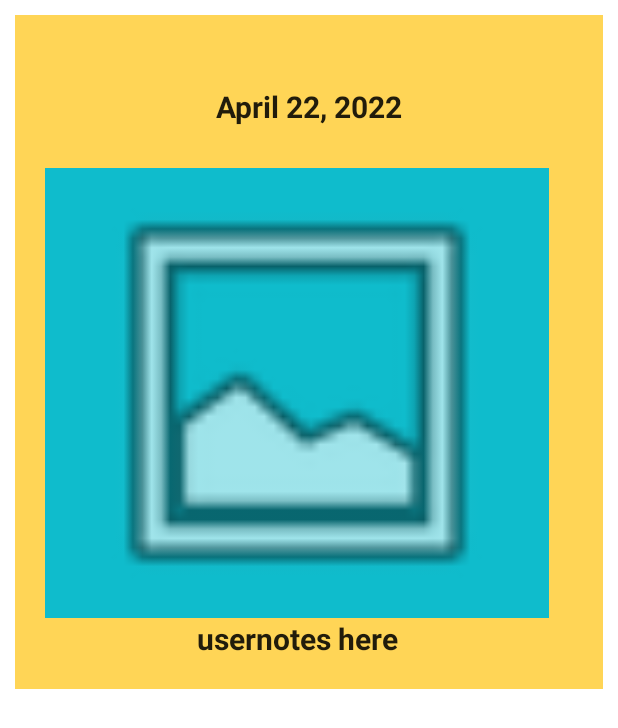
After one commit to ew3361zh/bee-detective, an Android app: the layout fragment_report_feed_item.xml on its own in the app's theme, with its tools: preview values and no code run, on a phone screen of 412 x 824 dp. The commit adds this screen. Shown: the top 728 px of the screen. Run offline under Robolectric (Android 15) with nearby library versions, the phone set to English and light mode, and no system bars.

Commit message:
Added list and list item layout resource files

```diff
--- a/app/src/main/res/layout/fragment_bee_report.xml
+++ b/app/src/main/res/layout/fragment_bee_report.xml
@@ -13,7 +13,6 @@
         app:layout_constraintEnd_toEndOf="parent"
         app:layout_constraintStart_toStartOf="parent"
         app:layout_constraintTop_toBottomOf="@+id/usernotes_textView">
-
 
         <ImageView
             android:id="@+id/bee_image_holder"
@@ -57,11 +56,12 @@
         android:layout_marginStart="15dp"
         android:background="#A8A8A7"
         android:elevation="30dp"
-        android:hint="Write notes about sighting"
+        android:hint="@string/write_notes_about_sighting"
         android:textSize="24sp"
         app:layout_constraintEnd_toStartOf="@+id/edit_date_button"
         app:layout_constraintStart_toStartOf="parent"
         app:layout_constraintTop_toBottomOf="@+id/edit_date_button" />
+
     <ImageButton
         android:id="@+id/edit_date_button"
         android:layout_width="wrap_content"
@@ -70,6 +70,7 @@
         app:layout_constraintEnd_toEndOf="parent"
         app:layout_constraintStart_toEndOf="@+id/date_textView"
         app:layout_constraintTop_toBottomOf="@+id/imageView" />
+
     <com.google.android.material.floatingactionbutton.FloatingActionButton
         android:id="@+id/picture_fab"
         android:layout_width="wrap_content"
@@ -77,7 +78,9 @@
         android:clickable="true"
         android:src="@android:drawable/ic_menu_camera"
         app:layout_constraintBottom_toBottomOf="parent"
-        app:layout_constraintStart_toStartOf="parent" />
+        app:layout_constraintStart_toStartOf="parent"
+        android:focusable="true" />
+
     <com.google.android.material.floatingactionbutton.FloatingActionButton
         android:id="@+id/submit_fab"
         android:layout_width="wrap_content"
@@ -85,7 +88,8 @@
         android:clickable="true"
         android:src="@android:drawable/ic_menu_add"
         app:layout_constraintBottom_toBottomOf="parent"
-        app:layout_constraintEnd_toEndOf="parent" />
+        app:layout_constraintEnd_toEndOf="parent"
+        android:focusable="true" />
 
     <ProgressBar
         android:id="@+id/reportProgressBar"
--- /dev/null
+++ b/app/src/main/res/layout/fragment_report_feed.xml
@@ -0,0 +1,11 @@
+<?xml version="1.0" encoding="utf-8"?>
+<androidx.recyclerview.widget.RecyclerView xmlns:android="http://schemas.android.com/apk/res/android"
+    xmlns:app="http://schemas.android.com/apk/res-auto"
+    xmlns:tools="http://schemas.android.com/tools"
+    android:id="@+id/report_list"
+    android:name="com.example.beedetective.ReportListFragment"
+    android:layout_width="match_parent"
+    android:layout_height="match_parent"
+    app:layoutManager="LinearLayoutManager"
+    tools:context=".ReportListFragment"
+    tools:listitem="@layout/fragment_sighting_feed_item" />
--- /dev/null
+++ b/app/src/main/res/layout/fragment_report_feed_item.xml
@@ -0,0 +1,56 @@
+<?xml version="1.0" encoding="utf-8"?>
+<androidx.constraintlayout.widget.ConstraintLayout xmlns:android="http://schemas.android.com/apk/res/android"
+    xmlns:app="http://schemas.android.com/apk/res-auto"
+    xmlns:tools="http://schemas.android.com/tools"
+    android:layout_width="match_parent"
+    android:layout_height="wrap_content"
+    android:layout_margin="10dp"
+    android:background="#ADFFC107"
+    android:padding="20dp">
+
+    <TextView
+        android:id="@+id/date_spotted"
+        android:layout_width="0dp"
+        android:layout_height="wrap_content"
+        android:gravity="center_horizontal"
+        android:singleLine="false"
+        android:textAppearance="?attr/textAppearanceListItem"
+        android:textSize="20sp"
+        android:textStyle="bold"
+        app:layout_constraintBottom_toTopOf="@+id/bee_photo"
+        app:layout_constraintStart_toStartOf="parent"
+        app:layout_constraintEnd_toEndOf="parent"
+        app:layout_constraintTop_toTopOf="parent"
+        tools:text="April 22, 2022" />
+
+
+    <ImageView
+        android:id="@+id/bee_photo"
+        android:layout_width="0dp"
+        android:layout_height="300dp"
+        android:background="#F000BCD4"
+        app:layout_constraintBottom_toBottomOf="parent"
+        app:layout_constraintEnd_toEndOf="parent"
+        app:layout_constraintHorizontal_bias="0.5"
+        app:layout_constraintStart_toStartOf="parent"
+        app:layout_constraintTop_toBottomOf="@id/date_spotted"
+        app:srcCompat="@android:drawable/ic_menu_gallery"
+        android:layout_marginEnd="16dp"
+        android:contentDescription="TODO" />
+
+    <TextView
+        android:id="@+id/usernotes"
+        android:layout_width="wrap_content"
+        android:layout_height="wrap_content"
+        android:textAppearance="?attr/textAppearanceListItem"
+        android:textSize="20sp"
+        android:textStyle="bold"
+        app:layout_constraintTop_toBottomOf="@+id/bee_photo"
+        app:layout_constraintEnd_toEndOf="parent"
+        app:layout_constraintStart_toStartOf="parent"
+        app:layout_constraintBottom_toBottomOf="parent"
+        android:layout_marginEnd="16dp"
+        app:layout_constraintHorizontal_bias="0.5"
+        tools:text="usernotes here" />
+
+</androidx.constraintlayout.widget.ConstraintLayout>
--- a/app/src/main/res/values/strings.xml
+++ b/app/src/main/res/values/strings.xml
@@ -9,4 +9,5 @@
     <string name="grant_location_permission">Please grant location permission to add a report</string>
     <string name="added_bee_report">New Bee Report Added!</string>
     <string name="no_location">No location available, turn on your GPS</string>
+    <string name="write_notes_about_sighting">Write notes about sighting</string>
 </resources>
```
